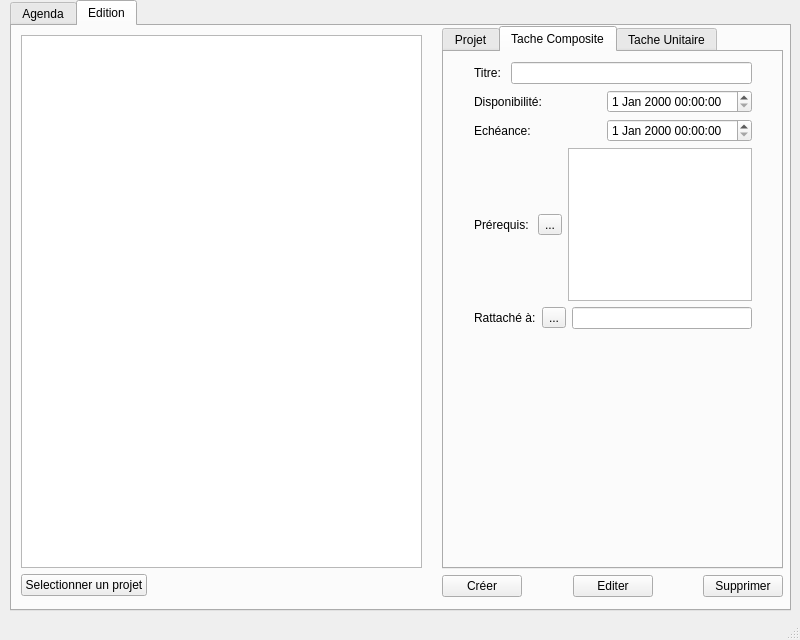
Above: mainwindow.ui from TamtamHero/LO21 before the change. Below: the same form after it.
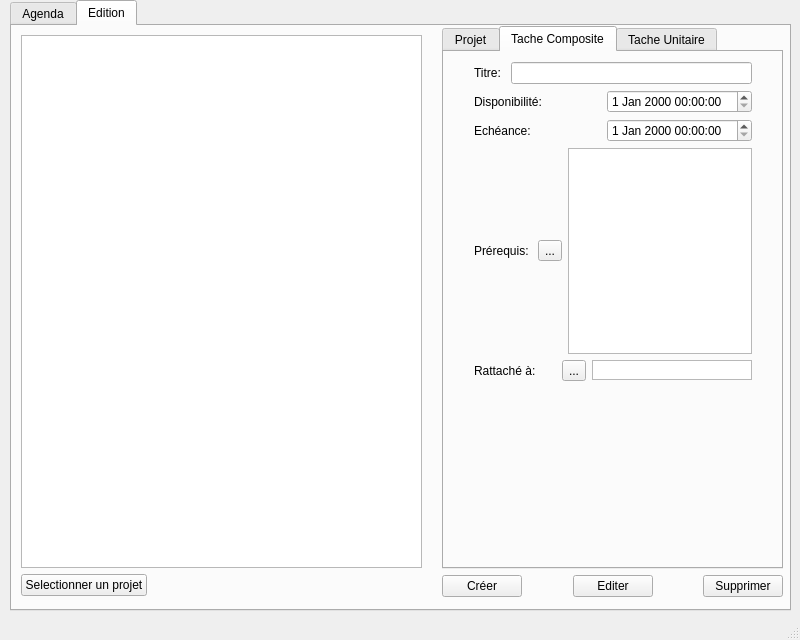
That is the form after the change. The open tabs and pages were chosen to show the change.

Commit message: Editing working for prerequisite, partly for attachment (only UniqueTask at the moment)

```diff
--- a/mainwindow.ui
+++ b/mainwindow.ui
@@ -23,6 +23,12 @@
       <height>611</height>
      </rect>
     </property>
+    <property name="minimumSize">
+     <size>
+      <width>781</width>
+      <height>611</height>
+     </size>
+    </property>
     <property name="currentIndex">
      <number>1</number>
     </property>
@@ -466,6 +472,12 @@
         <height>571</height>
        </rect>
       </property>
+      <property name="minimumSize">
+       <size>
+        <width>341</width>
+        <height>571</height>
+       </size>
+      </property>
       <layout class="QVBoxLayout" name="verticalLayout_7">
        <item>
         <widget class="QTabWidget" name="tabWidget_editing_editor">
@@ -541,7 +553,7 @@
              <x>30</x>
              <y>10</y>
              <width>278</width>
-             <height>267</height>
+             <height>319</height>
             </rect>
            </property>
            <layout class="QVBoxLayout" name="verticalLayout_2">
@@ -625,9 +637,18 @@
                </widget>
               </item>
               <item>
-               <widget class="QLineEdit" name="lineEdit_blendTask_attachedTo">
-                <property name="readOnly">
-                 <bool>true</bool>
+               <widget class="QListView" name="listView_blendTask_attachedTo">
+                <property name="minimumSize">
+                 <size>
+                  <width>160</width>
+                  <height>20</height>
+                 </size>
+                </property>
+                <property name="maximumSize">
+                 <size>
+                  <width>160</width>
+                  <height>20</height>
+                 </size>
                 </property>
                </widget>
               </item>
```
Left out of the diff: 19 changed lines with no effect on the pictures. The commit also changes 7 other files.
